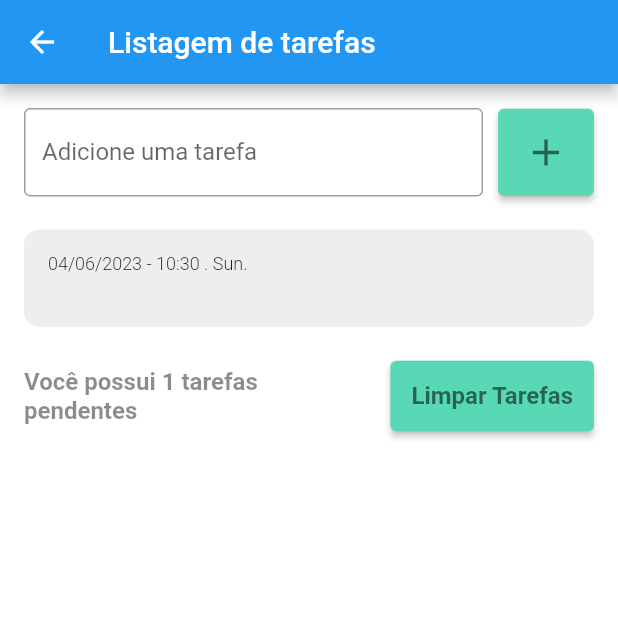
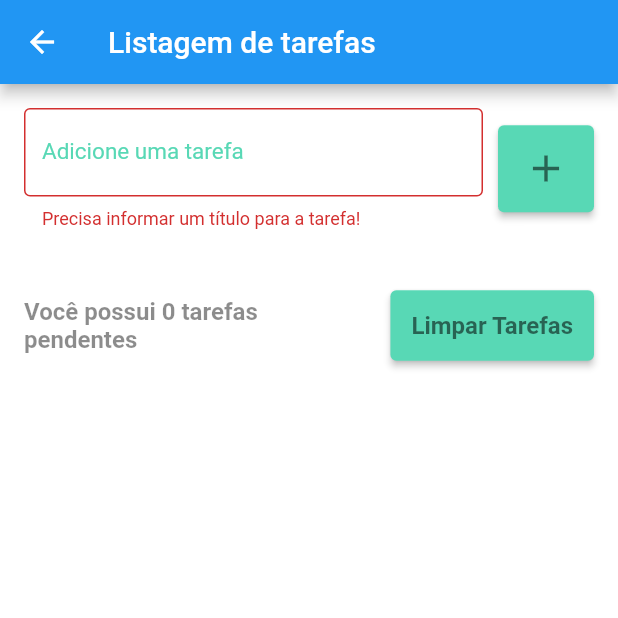
Before and after one commit to marcosviniciussd/todo_list, a Flutter app: the TodoListDetails screen opened directly, after a tap on the "add" icon, on a phone screen of 412 x 824 dp, the top half of it. Run offline on Flutter 3.47's test engine with Material 2 defaults, Android fonts, the phone set to English and light mode, and no system bars; drawn by our look-alikes of flutter_slidable; our stand-ins replace shared_preferences; accounts and stored records are empty.

Commit message:
Alterações feita no app de tarefas

```diff
--- a/lib/models/todo.dart
+++ b/lib/models/todo.dart
@@ -2,6 +2,17 @@ class Todo {
 
   Todo({required this.title, required this.dateTime});
 
+  Todo.fromJson(Map<String, dynamic> json)
+    : title = json['title'],
+      dateTime = DateTime.parse(json['datetime']);
+
   String title;
   DateTime dateTime;
+
+  Map<String, dynamic> toJson() {
+    return {
+      'title': title,
+      'datetime': dateTime.toIso8601String(),
+    };
+  }
 }
--- a/lib/pages/todo_list_details_page.dart
+++ b/lib/pages/todo_list_details_page.dart
@@ -1,5 +1,6 @@
 import 'package:flutter/material.dart';
 import 'package:todo_list/models/todo.dart';
+import 'package:todo_list/repositories/todo_repository.dart';
 import 'package:todo_list/widgets/todo_list_item.dart';
 
 class TodoListDetails extends StatefulWidget {
@@ -12,10 +13,24 @@ class TodoListDetails extends StatefulWidget {
 class _TodoListDetailsState extends State<TodoListDetails> {
   final TextEditingController todoController = TextEditingController();
 
+  final TodoRepository todoRepository = TodoRepository();
   List<Todo> todos = [];
 
   Todo? deletedTodo;
   int? deletedTodoPos;
+
+  String? errorText;
+
+  @override
+  void initState() {
+    super.initState();
+
+    todoRepository.getTodoList().then((value) {
+      setState(() {
+        todos = value;
+      });
+    });
+  }
 
   @override
   Widget build(BuildContext context) {
@@ -36,10 +51,21 @@ class _TodoListDetailsState extends State<TodoListDetails> {
                     Expanded(
                       child: TextField(
                         controller: todoController,
-                        decoration: const InputDecoration(
-                          border: OutlineInputBorder(),
+                        decoration: InputDecoration(
+                          border: const OutlineInputBorder(),
                           labelText: 'Adicione uma tarefa',
                           hintText: 'Ex.: Estudar programação',
+                          errorText: errorText,
+                          focusedBorder: const OutlineInputBorder(
+                            borderSide: BorderSide(
+                              color: Color(0xFF58D8B5),
+                              width: 2,
+                            ),
+                          ),
+                          labelStyle: const TextStyle(
+                            color: Color(0xFF58D8B5),
+                            fontSize: 15
+                          )
                         ),
                       ),
                     ),
@@ -47,11 +73,22 @@ class _TodoListDetailsState extends State<TodoListDetails> {
                     ElevatedButton(
                       onPressed: () {
                         String task = todoController.text;
-                        Todo newTodo =
-                            Todo(title: task, dateTime: DateTime.now());
-                        todos.add(newTodo);
-                        setState(() {});
+                        if(task.isEmpty){
+                          setState(() {
+                            errorText = 'Precisa informar um título para a tarefa!';
+                          });
+                          return;
+                        }
+                        setState(() {
+                          Todo newTodo = Todo(
+                              title: task,
+                              dateTime: DateTime.now(),
+                          );
+                          todos.add(newTodo);
+                          errorText = null;
+                        });
                         todoController.clear();
+                        todoRepository.saveTodoList(todos);
                       },
                       style: ElevatedButton.styleFrom(
                         backgroundColor: const Color(0xFF58D8B5),
@@ -143,6 +180,7 @@ class _TodoListDetailsState extends State<TodoListDetails> {
     setState(() {
       todos.remove(todo);
     });
+    todoRepository.saveTodoList(todos);
 
     ScaffoldMessenger.of(context).clearSnackBars();
     ScaffoldMessenger.of(context).showSnackBar(
@@ -163,6 +201,7 @@ class _TodoListDetailsState extends State<TodoListDetails> {
             setState(() {
               todos.insert(deletedTodoPos!, deletedTodo!);
             });
+            todoRepository.saveTodoList(todos);
           },
         ),
       ),
@@ -204,5 +243,6 @@ class _TodoListDetailsState extends State<TodoListDetails> {
     setState(() {
       todos.clear();
     });
+    todoRepository.saveTodoList(todos);
   }
 }
--- /dev/null
+++ b/lib/repositories/todo_repository.dart
@@ -0,0 +1,25 @@
+import 'dart:convert';
+import 'package:flutter/foundation.dart';
+import 'package:shared_preferences/shared_preferences.dart';
+import '../models/todo.dart';
+
+const todoListKey = 'todo_list';
+class TodoRepository {
+
+  late SharedPreferences sharedPreferences;
+
+  Future<List<Todo>> getTodoList() async {
+    sharedPreferences = await SharedPreferences.getInstance();
+    final String jsonString = sharedPreferences.getString(todoListKey) ?? '[]';
+    final List jsonDecoder = jsonDecode(jsonString) as List;
+    return jsonDecoder.map((e) => Todo.fromJson(e)).toList();
+  }
+
+  void saveTodoList(List<Todo> todos) {
+    final String jsonString = jsonEncode(todos);
+    if (kDebugMode) {
+      print(jsonString);
+    }
+    sharedPreferences.setString('todo_list', jsonString);
+  }
+}
--- a/pubspec.yaml
+++ b/pubspec.yaml
@@ -37,6 +37,7 @@ dependencies:
   cupertino_icons: ^1.0.2
   intl:
   flutter_slidable: ^3.0.0
+  shared_preferences: ^2.1.1
 
 dev_dependencies:
   flutter_test:
```
Also changed, not shown: pubspec.lock.
